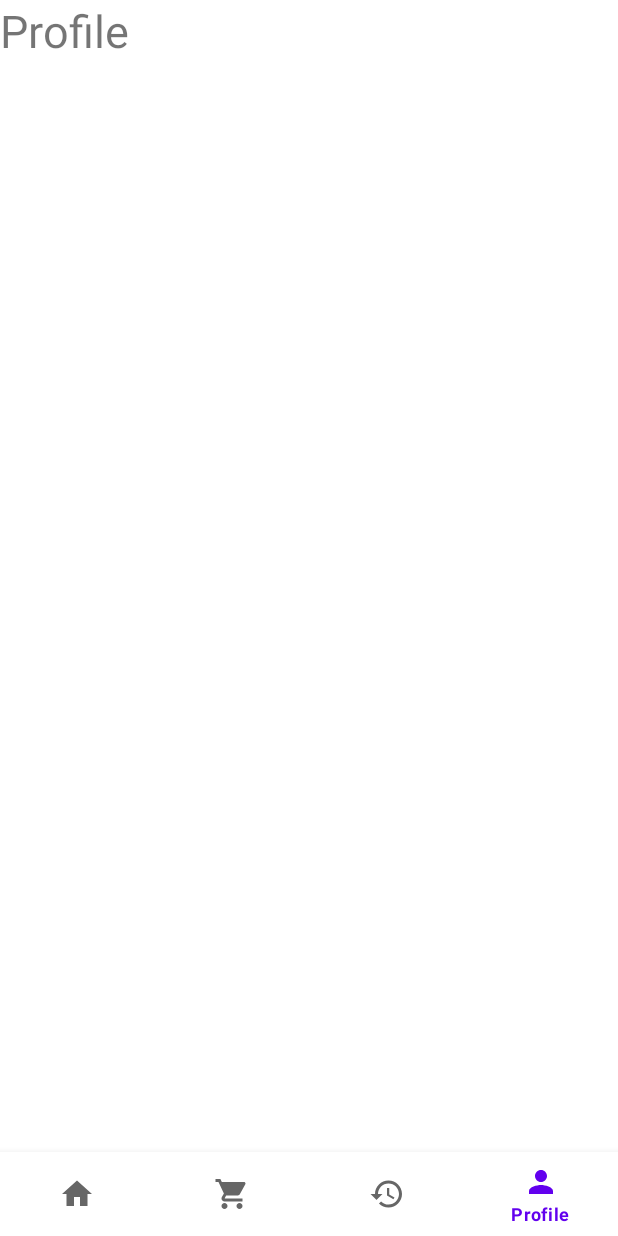
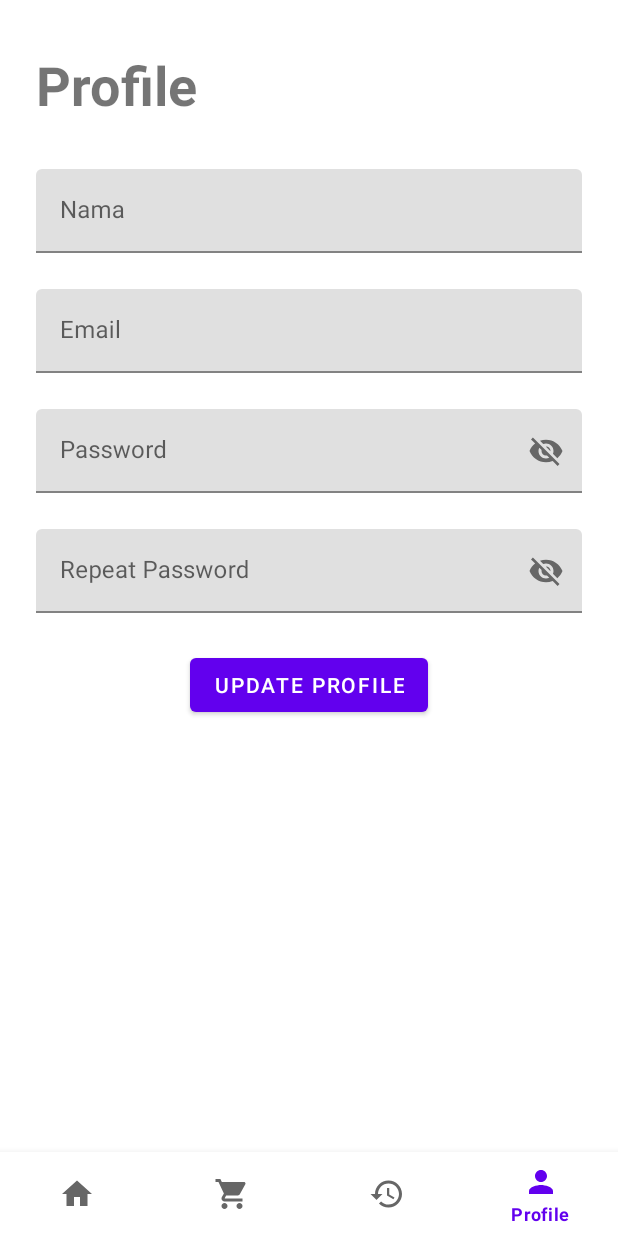
Before and after one commit to StephenTantowi/projectNMP, an Android app: the screen it shows after launch (MainActivity), item 4 of the bottom bar chosen, on a phone screen of 412 x 824 dp. Run offline under Robolectric (Android 15) with nearby library versions, the phone set to English and light mode, and no system bars; our stand-ins replace Volley; libraries missing offline, so code that uses them is left out: id.ac.ubaya; network calls fail.

Commit message:
Layout Done

```diff
--- a/ProjectNMP/app/src/main/java/id/ac/ubaya/informatika/projectnmp/HomeFragment.kt
+++ b/ProjectNMP/app/src/main/java/id/ac/ubaya/informatika/projectnmp/HomeFragment.kt
@@ -1,10 +1,16 @@
 package id.ac.ubaya.informatika.projectnmp
 
 import android.os.Bundle
+import android.util.Log
 import androidx.fragment.app.Fragment
 import android.view.LayoutInflater
 import android.view.View
 import android.view.ViewGroup
+import com.android.volley.Request
+import com.android.volley.Response
+import com.android.volley.toolbox.StringRequest
+import com.android.volley.toolbox.Volley
+import org.json.JSONObject
 
 // TODO: Rename parameter arguments, choose names that match
 // the fragment initialization parameters, e.g. ARG_ITEM_NUMBER
@@ -27,6 +33,25 @@ class HomeFragment : Fragment() {
             param1 = it.getString(ARG_PARAM1)
             param2 = it.getString(ARG_PARAM2)
         }
+
+        val q = Volley.newRequestQueue(activity)
+        val url = "http://10.0.2.2/music/getproduct.php"
+        var stringRequest = StringRequest(
+            Request.Method.POST,
+            url,
+            Response.Listener<String> {
+                Log.d("apiresult", it)
+                val obj = JSONObject(it)
+                if(obj.getString("result") == "OK")
+                {
+
+                }
+            },
+            Response.ErrorListener {
+                Log.d("apiresult", it.message.toString())
+            }
+        )
+        q.add(stringRequest)
     }
 
     override fun onCreateView(
@@ -36,6 +61,8 @@ class HomeFragment : Fragment() {
         // Inflate the layout for this fragment
         return inflater.inflate(R.layout.fragment_home, container, false)
     }
+
+
 
     companion object {
         /**
--- /dev/null
+++ b/ProjectNMP/app/src/main/java/id/ac/ubaya/informatika/projectnmp/Product.kt
@@ -0,0 +1,3 @@
+package id.ac.ubaya.informatika.projectnmp
+
+data class Product (val id:Int, val nama:String, val harga:Int, val deskripsi:String)
--- a/ProjectNMP/app/src/main/res/layout/fragment_profile.xml
+++ b/ProjectNMP/app/src/main/res/layout/fragment_profile.xml
@@ -1,15 +1,111 @@
 <?xml version="1.0" encoding="utf-8"?>
 <FrameLayout xmlns:android="http://schemas.android.com/apk/res/android"
+    xmlns:app="http://schemas.android.com/apk/res-auto"
     xmlns:tools="http://schemas.android.com/tools"
     android:layout_width="match_parent"
     android:layout_height="match_parent"
     tools:context=".ProfileFragment">
 
-    <!-- TODO: Update blank fragment layout -->
-    <TextView
+    <androidx.constraintlayout.widget.ConstraintLayout
         android:layout_width="match_parent"
-        android:layout_height="match_parent"
-        android:text="Profile"
-        android:textSize="30sp" />
+        android:layout_height="match_parent">
 
+        <TextView
+            android:id="@+id/textView3"
+            android:layout_width="wrap_content"
+            android:layout_height="wrap_content"
+            android:layout_marginStart="24dp"
+            android:layout_marginTop="32dp"
+            android:text="Profile"
+            android:textSize="36sp"
+            android:textStyle="bold"
+            app:layout_constraintStart_toStartOf="parent"
+            app:layout_constraintTop_toTopOf="parent" />
+
+        <com.google.android.material.textfield.TextInputLayout
+            android:id="@+id/textInputLayoutNama"
+            android:layout_width="0dp"
+            android:layout_height="wrap_content"
+            android:layout_marginStart="24dp"
+            android:layout_marginTop="32dp"
+            android:layout_marginEnd="24dp"
+            android:hint="Nama"
+            app:layout_constraintEnd_toEndOf="parent"
+            app:layout_constraintStart_toStartOf="parent"
+            app:layout_constraintTop_toBottomOf="@+id/textView3">
+
+            <com.google.android.material.textfield.TextInputEditText
+                android:id="@+id/txtNama"
+                android:layout_width="match_parent"
+                android:layout_height="wrap_content" />
+        </com.google.android.material.textfield.TextInputLayout>
+
+        <com.google.android.material.textfield.TextInputLayout
+            android:id="@+id/textInputLayoutEmail"
+            android:layout_width="0dp"
+            android:layout_height="wrap_content"
+            android:layout_marginStart="24dp"
+            android:layout_marginTop="24dp"
+            android:layout_marginEnd="24dp"
+            android:hint="Email"
+            app:layout_constraintEnd_toEndOf="parent"
+            app:layout_constraintStart_toStartOf="parent"
+            app:layout_constraintTop_toBottomOf="@+id/textInputLayoutNama">
+
+            <com.google.android.material.textfield.TextInputEditText
+                android:id="@+id/txtEmail"
+                android:layout_width="match_parent"
+                android:layout_height="wrap_content" />
+        </com.google.android.material.textfield.TextInputLayout>
+
+        <com.google.android.material.textfield.TextInputLayout
+            android:id="@+id/textInputLayoutPassword"
+            android:layout_width="0dp"
+            android:layout_height="wrap_content"
+            android:layout_marginStart="24dp"
+            android:layout_marginTop="24dp"
+            android:layout_marginEnd="24dp"
+            android:hint="Password"
+            app:endIconMode="password_toggle"
+            app:layout_constraintEnd_toEndOf="parent"
+            app:layout_constraintStart_toStartOf="parent"
+            app:layout_constraintTop_toBottomOf="@+id/textInputLayoutEmail">
+
+            <com.google.android.material.textfield.TextInputEditText
+                android:id="@+id/txtPassword"
+                android:layout_width="match_parent"
+                android:layout_height="wrap_content" />
+        </com.google.android.material.textfield.TextInputLayout>
+
+        <com.google.android.material.textfield.TextInputLayout
+            android:id="@+id/textInputLayoutRepeatPass"
+            android:layout_width="0dp"
+            android:layout_height="wrap_content"
+            android:layout_marginStart="24dp"
+            android:layout_marginTop="24dp"
+            android:layout_marginEnd="24dp"
+            android:hint="Repeat Password"
+            app:endIconMode="password_toggle"
+            app:layout_constraintEnd_toEndOf="parent"
+            app:layout_constraintStart_toStartOf="parent"
+            app:layout_constraintTop_toBottomOf="@+id/textInputLayoutPassword">
+
+            <com.google.android.material.textfield.TextInputEditText
+                android:id="@+id/txtRepeatPass"
+                android:layout_width="match_parent"
+                android:layout_height="wrap_content" />
+        </com.google.android.material.textfield.TextInputLayout>
+
+        <Button
+            android:id="@+id/btnUpdate"
+            android:layout_width="wrap_content"
+            android:layout_height="wrap_content"
+            android:layout_marginStart="24dp"
+            android:layout_marginTop="24dp"
+            android:layout_marginEnd="24dp"
+            android:text="Update Profile"
+            app:layout_constraintEnd_toEndOf="parent"
+            app:layout_constraintStart_toStartOf="parent"
+            app:layout_constraintTop_toBottomOf="@+id/textInputLayoutRepeatPass" />
+    </androidx.constraintlayout.widget.ConstraintLayout>
 </FrameLayout>
```
Also changed, not shown: ProjectNMP/app/src/main/res/layout/cart_layout.xml (added, +88 -0 lines), ProjectNMP/app/src/main/res/layout/fragment_home.xml (+12 -5 lines), ProjectNMP/app/src/main/res/layout/history_layout.xml (added, +84 -0 lines), ProjectNMP/app/src/main/res/layout/product_layout.xml (added, +85 -0 lines).
